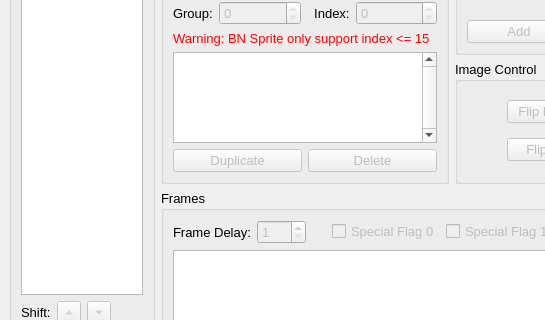
Qt form bnspriteeditor.ui (brianuuu/BNSpriteEditor) before a commit; both pictures show x 0 to 545 and y 423 to 743 of the 1171 by 877 pixel window.
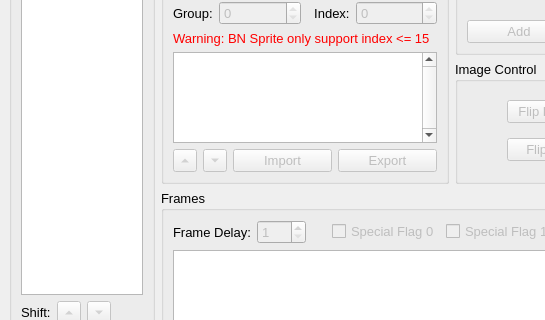
The same form after that commit. Custom widgets are drawn as their Qt base class.

Commit message:
Added context menu and more options for palette control
-Added context menu for palette, it allows copy/replace individual color, copy/replace palette, insert palette, and delete
-Added shifting to reorder palette
-Added import/export palette, you can append, replace or create new palette group from them
-Fixed a crash when deleting a palette and some frame is using an index out of range, the index will now be clamped

```diff
--- a/bnspriteeditor.ui
+++ b/bnspriteeditor.ui
@@ -559,22 +559,48 @@
              <item>
               <layout class="QHBoxLayout" name="horizontalLayout_9">
                <item>
-                <widget class="QPushButton" name="Palette_PB_New">
+                <widget class="QToolButton" name="Palette_PB_Up">
                  <property name="enabled">
                   <bool>false</bool>
                  </property>
                  <property name="text">
-                  <string>Duplicate</string>
+                  <string>...</string>
                  </property>
+                 <property name="arrowType">
+                  <enum>Qt::UpArrow</enum>
+                 </property>
                 </widget>
                </item>
                <item>
-                <widget class="QPushButton" name="Palette_PB_Del">
+                <widget class="QToolButton" name="Palette_PB_Down">
                  <property name="enabled">
                   <bool>false</bool>
                  </property>
                  <property name="text">
-                  <string>Delete</string>
+                  <string>...</string>
+                 </property>
+                 <property name="arrowType">
+                  <enum>Qt::DownArrow</enum>
+                 </property>
+                </widget>
+               </item>
+               <item>
+                <widget class="QPushButton" name="Palette_PB_Import">
+                 <property name="enabled">
+                  <bool>false</bool>
+                 </property>
+                 <property name="text">
+                  <string>Import</string>
+                 </property>
+                </widget>
+               </item>
+               <item>
+                <widget class="QPushButton" name="Palette_PB_Export">
+                 <property name="enabled">
+                  <bool>false</bool>
+                 </property>
+                 <property name="text">
+                  <string>Export</string>
                  </property>
                 </widget>
                </item>
```
The commit also changes 7 other files.
